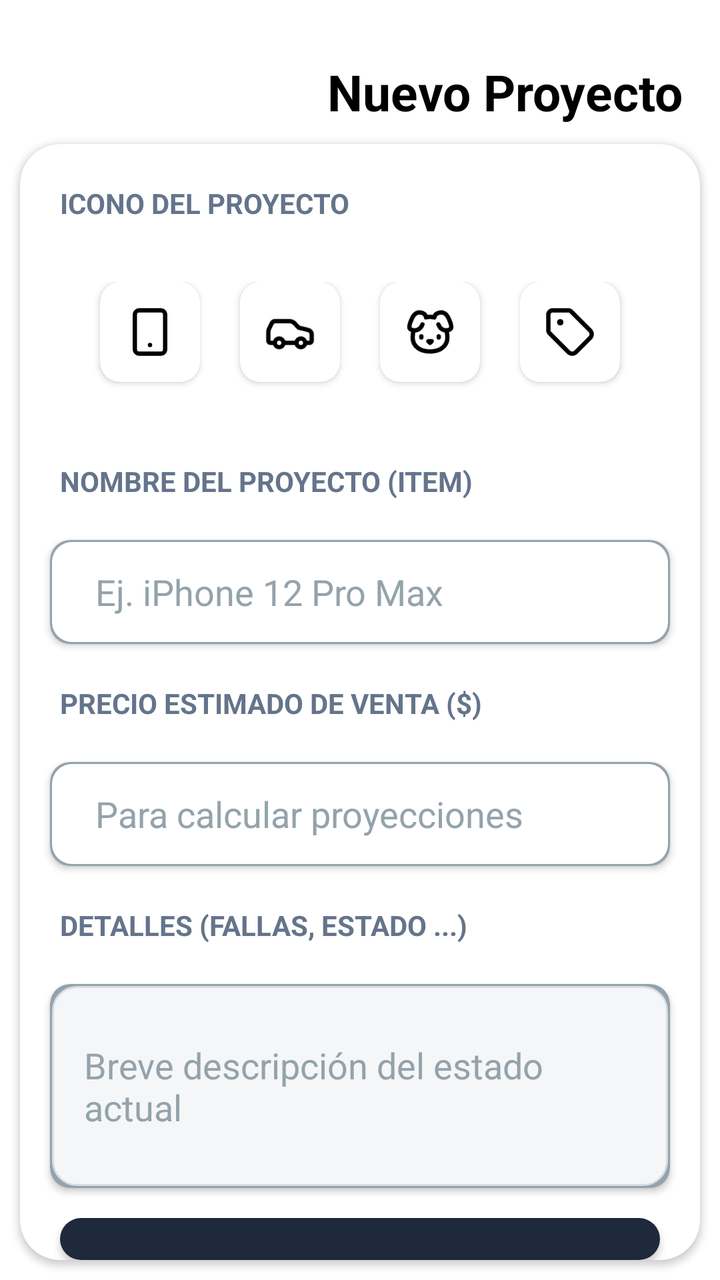
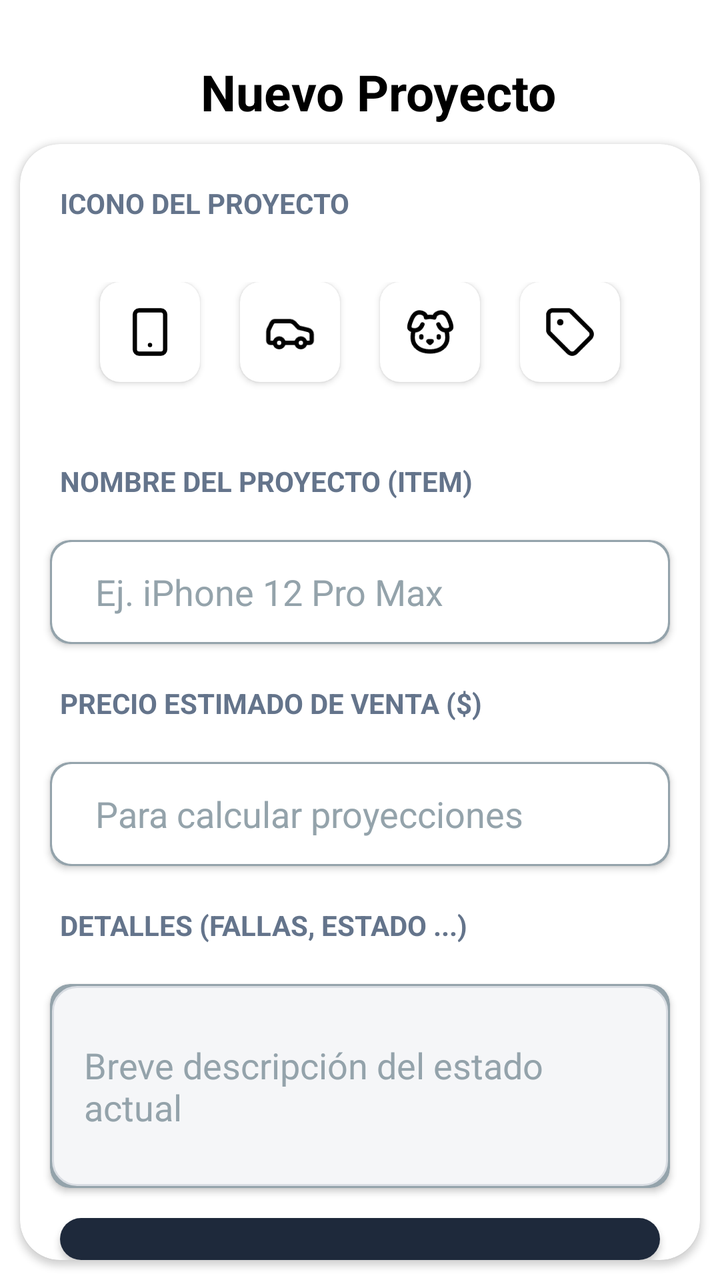

The first picture is an Android layout as it rendered before a commit; the second is the same layout after the commit. The layout source and the unified diff follow.
<!-- AndroidManifest.xml: application theme Theme.RendiCash11 -->
<!-- res/layout/fragment_crear_proyecto.xml -->
<?xml version="1.0" encoding="utf-8"?>
<LinearLayout xmlns:android="http://schemas.android.com/apk/res/android"
    xmlns:tools="http://schemas.android.com/tools"
    android:layout_width="match_parent"
    android:layout_height="match_parent"
    xmlns:app="http://schemas.android.com/apk/res-auto"
    tools:context=".crear_proyecto"
    android:orientation="vertical"
    android:background="@color/white">
    <LinearLayout
        android:layout_width="match_parent"
        android:layout_height="0dp"
        android:layout_weight="1"
        android:orientation="horizontal"
        android:gravity="center">
        <ImageView
            android:layout_width="24dp"
            android:layout_height="24dp"
            android:src="@drawable/ic_arrow_left"
            android:layout_marginLeft="20dp"
            android:clickable="true"
            android:id="@+id/np_btn_regresar"
            android:visibility="gone"
            />
        <TextView
            android:layout_width="match_parent"
            android:layout_height="wrap_content"
            android:text="Nuevo Proyecto   "
            android:textSize="25sp"
            android:textColor="@color/black"
            android:textStyle="bold"
            android:layout_marginTop="15dp"
            android:textAlignment="textEnd"/>
    </LinearLayout>
    <androidx.cardview.widget.CardView
        android:layout_width="match_parent"
        android:layout_height="0dp"
        android:layout_weight="9"
        android:backgroundTint="@color/white"
        android:elevation="20dp"
        app:cardCornerRadius="20dp"
        android:layout_margin="10dp">
        <LinearLayout
            android:layout_width="match_parent"
            android:layout_height="match_parent"
            android:orientation="vertical">

            <TextView
                android:layout_width="wrap_content"
                android:layout_height="wrap_content"
                android:text="ICONO DEL PROYECTO"
                android:textColor="@color/gray"
                android:textStyle="bold"
                android:layout_margin="20dp"
                />
            <LinearLayout
                android:layout_width="match_parent"
                android:layout_height="60dp"
                android:orientation="horizontal"
                android:layout_margin="10dp"
                android:gravity="center_horizontal">
                <androidx.cardview.widget.CardView
                    android:layout_width="50dp"
                    android:layout_height="50dp"
                    app:cardCornerRadius="10dp"
                    android:clickable="true"
                    android:elevation="20dp"
                    android:id="@+id/np_btnphone"
                    app:cardBackgroundColor="@color/white"
                    >
                    <LinearLayout
                        android:layout_width="match_parent"
                        android:layout_height="match_parent"
                        android:gravity="center">
                        <ImageView
                            android:layout_width="26dp"
                            android:layout_height="26dp"
                            android:src="@drawable/ic_phone"
                            />
                    </LinearLayout>
                </androidx.cardview.widget.CardView>
                <androidx.cardview.widget.CardView
                    android:layout_width="50dp"
                    android:layout_height="50dp"
                    app:cardCornerRadius="10dp"
                    android:clickable="true"
                    android:layout_marginLeft="20dp"
                    android:elevation="20dp"
                    android:id="@+id/np_btncar"
                    app:cardBackgroundColor="@color/white"
                    >
                    <LinearLayout
                        android:layout_width="match_parent"
                        android:layout_height="match_parent"
                        android:gravity="center">
                        <ImageView
                            android:layout_width="26dp"
                            android:layout_height="26dp"
                            android:src="@drawable/ic_car"
                            />
                    </LinearLayout>
                </androidx.cardview.widget.CardView>
                <androidx.cardview.widget.CardView
                    android:layout_width="50dp"
                    android:layout_height="50dp"
                    app:cardCornerRadius="10dp"
                    android:clickable="true"
                    android:layout_marginLeft="20dp"
                    android:elevation="20dp"
                    android:id="@+id/np_btnanimal"
                    app:cardBackgroundColor="@color/white"
                    >
                    <LinearLayout
                        android:layout_width="match_parent"
                        android:layout_height="match_parent"
                        android:gravity="center">
                        <ImageView
                            android:layout_width="26dp"
                            android:layout_height="26dp"
                            android:src="@drawable/ic_animal"
                            />
                    </LinearLayout>
                </androidx.cardview.widget.CardView>
                <androidx.cardview.widget.CardView
                    android:layout_width="50dp"
                    android:layout_height="50dp"
                    app:cardCornerRadius="10dp"
                    android:clickable="true"
                    android:layout_marginLeft="20dp"
                    android:elevation="20dp"
                    android:id="@+id/np_btntag"
                    app:cardBackgroundColor="@color/white"
                    >
                    <LinearLayout
                        android:layout_width="match_parent"
                        android:layout_height="match_parent"
                        android:gravity="center">
                        <ImageView
                            android:layout_width="26dp"
                            android:layout_height="26dp"
                            android:src="@drawable/ic_tag"
                            />
                    </LinearLayout>
                </androidx.cardview.widget.CardView>
            </LinearLayout>
            <TextView
                android:layout_width="wrap_content"
                android:layout_height="wrap_content"
                android:text="NOMBRE DEL PROYECTO (ITEM)"
                android:textColor="@color/gray"
                android:textStyle="bold"
                android:layout_margin="20dp"/>
            <androidx.cardview.widget.CardView
                android:layout_width="match_parent"
                android:layout_height="wrap_content"
                android:layout_marginLeft="15dp"
                android:layout_marginRight="15dp"
                android:backgroundTint="@color/light_gray"
                app:cardCornerRadius="10dp"
                >
                <EditText
                    android:layout_width="match_parent"
                    android:layout_height="50dp"
                    android:hint="     Ej. iPhone 12 Pro Max"
                    android:textColorHint="@color/light_gray"
                    android:textColor="@color/black"
                    android:background="@drawable/bg_edit_text"
                    android:layout_margin="1dp"
                    android:id="@+id/np_txtitem"
                    android:maxLines="1"
                    android:ellipsize="end"
                    />
            </androidx.cardview.widget.CardView>
            <TextView
                android:layout_width="wrap_content"
                android:layout_height="wrap_content"
                android:text="PRECIO ESTIMADO DE VENTA ($)"
                android:textColor="@color/gray"
                android:textStyle="bold"
                android:layout_margin="20dp"/>
            <androidx.cardview.widget.CardView
                android:layout_width="match_parent"
                android:layout_height="wrap_content"
                android:layout_marginLeft="15dp"
                android:layout_marginRight="15dp"
                android:backgroundTint="@color/light_gray"
                app:cardCornerRadius="10dp"
                >
                <EditText
                    android:layout_width="match_parent"
                    android:layout_height="50dp"
                    android:hint="     Para calcular proyecciones"
                    android:textColorHint="@color/light_gray"
                    android:textColor="@color/black"
                    android:background="@drawable/bg_edit_text"
                    android:layout_margin="1dp"
                    android:id="@+id/np_txtprecio_est"
                    android:inputType="numberDecimal"
                    android:ellipsize="end"
                    android:maxLines="1"
                    />
            </androidx.cardview.widget.CardView>
            <TextView
                android:layout_width="wrap_content"
                android:layout_height="wrap_content"
                android:text="DETALLES (FALLAS, ESTADO ...)"
                android:textColor="@color/gray"
                android:textStyle="bold"
                android:layout_margin="20dp"/>
            <androidx.cardview.widget.CardView
                android:layout_width="match_parent"
                android:layout_height="wrap_content"
                android:layout_marginLeft="15dp"
                android:layout_marginRight="15dp"
                android:backgroundTint="@color/light_gray"
                app:cardCornerRadius="10dp"
                >
                <EditText
                    android:layout_width="match_parent"
                    android:layout_height="100dp"
                    android:hint="Breve descripción del estado actual"
                    android:textColorHint="@color/light_gray"
                    android:textColor="@color/black"
                    android:background="@drawable/bg_spinner"
                    android:layout_margin="1dp"
                    android:id="@+id/np_txtdetalles"
                    android:maxLines="2"
                    android:ellipsize="end"
                    />
            </androidx.cardview.widget.CardView>
            <androidx.cardview.widget.CardView
                android:layout_width="match_parent"
                android:layout_height="wrap_content"
                android:layout_marginTop="15dp"
                android:layout_marginLeft="20dp"
                android:layout_marginRight="20dp"
                app:cardCornerRadius="15dp"
                android:elevation="20dp"
                android:clickable="true"
                android:id="@+id/np_btn_crear"
                >
                <LinearLayout
                    android:layout_width="match_parent"
                    android:layout_height="match_parent"
                    android:gravity="center"
                    android:background="@color/boton_sec">
                    <TextView
                        android:layout_width="wrap_content"
                        android:layout_height="wrap_content"
                        android:text="Crear Proyecto"
                        android:textColor="@color/white"
                        android:layout_margin="15dp"
                        android:textStyle="bold"
                        android:textSize="17sp"
                        />
                </LinearLayout>
            </androidx.cardview.widget.CardView>

        </LinearLayout>
    </androidx.cardview.widget.CardView>


</LinearLayout>
<!-- resources referenced by this layout -->
<resources>
  <color name="black">#FF000000</color>
  <color name="boton_sec">#1E293B</color>
  <color name="gray">#64748B</color>
  <color name="light_gray">#94A3AB</color>
  <color name="white">#FFFFFFFF</color>
  <!-- drawable bg_edit_text (drawable) -->
  <?xml version="1.0" encoding="utf-8"?>
  <shape xmlns:android="http://schemas.android.com/apk/res/android"
      android:shape="rectangle">
      <corners android:radius="10dp" /> 
      <solid android:color="@color/white" /> 
  </shape>
  <!-- drawable bg_spinner (drawable) -->
  <?xml version="1.0" encoding="utf-8"?>
  <shape xmlns:android="http://schemas.android.com/apk/res/android">
  
      <solid android:color="#F5F6F8"/>
  
      <stroke
          android:width="1dp"
          android:color="#D9DDE3"/>
  
      <corners android:radius="12dp"/>
  
      <padding
          android:left="16dp"
          android:top="10dp"
          android:right="40dp"
          android:bottom="10dp"/>
  
  </shape>
  <!-- drawable ic_arrow_left (drawable) -->
  <vector xmlns:android="http://schemas.android.com/apk/res/android"
      android:width="16dp"
      android:height="16dp"
      android:viewportWidth="16"
      android:viewportHeight="16">
    <path
        android:pathData="M15,8a0.5,0.5 0,0 0,-0.5 -0.5H2.707l3.147,-3.146a0.5,0.5 0,1 0,-0.708 -0.708l-4,4a0.5,0.5 0,0 0,0 0.708l4,4a0.5,0.5 0,0 0,0.708 -0.708L2.707,8.5H14.5A0.5,0.5 0,0 0,15 8"
        android:fillColor="@color/black"
        android:fillType="evenOdd"/>
  </vector>
  <!-- drawable ic_phone (drawable) -->
  <vector xmlns:android="http://schemas.android.com/apk/res/android"
      android:width="24dp"
      android:height="24dp"
      android:viewportWidth="24"
      android:viewportHeight="24">
    <path
        android:pathData="M7,2L17,2A2,2 0,0 1,19 4L19,20A2,2 0,0 1,17 22L7,22A2,2 0,0 1,5 20L5,4A2,2 0,0 1,7 2z"
        android:strokeLineJoin="round"
        android:strokeWidth="2"
        android:fillColor="#00000000"
        android:strokeColor="@color/black"
        android:strokeLineCap="round"/>
    <path
        android:pathData="M12,18h0.01"
        android:strokeLineJoin="round"
        android:strokeWidth="2"
        android:fillColor="#00000000"
        android:strokeColor="@color/black"
        android:strokeLineCap="round"/>
  </vector>
  <!-- drawable ic_tag (drawable) -->
  <vector xmlns:android="http://schemas.android.com/apk/res/android"
      android:width="24dp"
      android:height="24dp"
      android:viewportWidth="24"
      android:viewportHeight="24">
    <path
        android:pathData="M12.586,2.586A2,2 0,0 0,11.172 2H4a2,2 0,0 0,-2 2v7.172a2,2 0,0 0,0.586 1.414l8.704,8.704a2.426,2.426 0,0 0,3.42 0l6.58,-6.58a2.426,2.426 0,0 0,0 -3.42z"
        android:strokeLineJoin="round"
        android:strokeWidth="2"
        android:fillColor="#00000000"
        android:strokeColor="@color/black"
        android:strokeLineCap="round"/>
    <path
        android:pathData="M7.5,7.5m-0.5,0a0.5,0.5 0,1 1,1 0a0.5,0.5 0,1 1,-1 0"
        android:strokeLineJoin="round"
        android:strokeWidth="2"
        android:fillColor="@color/black"
        android:strokeColor="@color/black"
        android:strokeLineCap="round"/>
  </vector>
  <style name="Theme.RendiCash11" parent="Base.Theme.RendiCash11" />
  <style name="Base.Theme.RendiCash11" parent="Theme.Material3.DayNight.NoActionBar">
          
          
      </style>
  <!-- unchanged entries left out for length: 2 -->
</resources>

<!-- the commit's change to res/layout/fragment_crear_proyecto.xml (unified diff, before → after) -->
@@ -25,7 +25,7 @@
         <TextView
             android:layout_width="match_parent"
             android:layout_height="wrap_content"
-            android:text="Nuevo Proyecto   "
+            android:text="Nuevo Proyecto             "
             android:textSize="25sp"
             android:textColor="@color/black"
             android:textStyle="bold"
